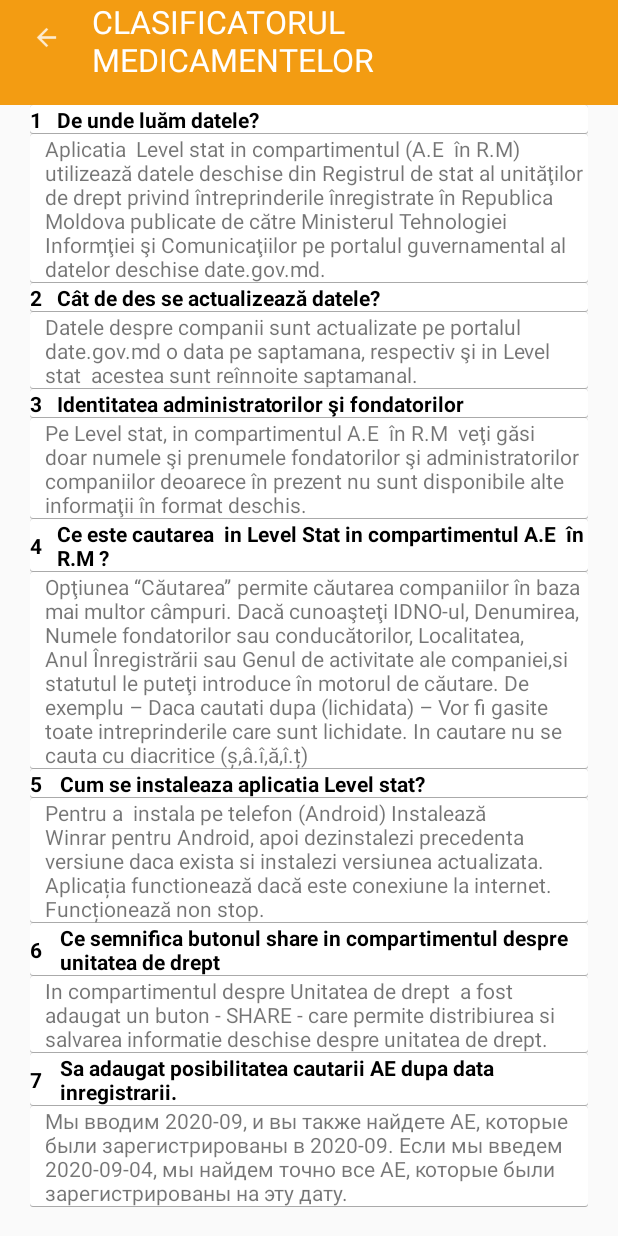
After one commit to androidacvtivity/Level_stat, an Android app: the layout helpvw_med.xml on its own in the app's theme, with its tools: preview values and no code run, on a phone screen of 412 x 824 dp. The commit adds this screen. Run offline under Robolectric (Android 15) with nearby library versions, the phone set to English and light mode, and no system bars.

Commit message:
I created class (help_medicament) and should write code in the class and add in the project.

```diff
--- /dev/null
+++ b/app/src/main/java/com/bancusoft/levelstat/Views/med/help_medicament.java
@@ -0,0 +1,4 @@
+package com.bancusoft.levelstat.Views.med;
+
+public class help_medicament {
+}
--- a/app/src/main/res/layout/activity_dashboard.xml
+++ b/app/src/main/res/layout/activity_dashboard.xml
@@ -420,7 +420,7 @@
                             android:layout_height="wrap_content"
                             android:gravity="center"
                             android:padding="5dp"
-                            android:text="despre accesarea datelor deschise a Unitaților de Drept din Rep. Moldova "
+                            android:text="despre accesarea datelor deschise si către agenţii economici implicaţi în circulaţia medicamentelor din Rep. Moldova "
                             android:textColor="@android:color/darker_gray" />
 
                     </LinearLayout>
--- /dev/null
+++ b/app/src/main/res/layout/helpvw_med.xml
@@ -0,0 +1,475 @@
+<?xml version="1.0" encoding="utf-8"?>
+<RelativeLayout
+    xmlns:android="http://schemas.android.com/apk/res/android"
+    xmlns:app="http://schemas.android.com/apk/res-auto"
+    android:orientation="vertical"
+    android:layout_width="match_parent"
+    android:layout_height="match_parent">
+
+    <RelativeLayout
+        android:id="@+id/mRelativeLayouth_h1h_vw"
+        android:layout_width="match_parent"
+        android:layout_height="50dp">
+
+        <androidx.appcompat.widget.Toolbar
+            android:id="@+id/aboutUsToolBarn_vw"
+            android:layout_width="match_parent"
+            android:layout_height="match_parent"
+            android:background="@color/colorPrimary">
+
+            <RelativeLayout
+                android:layout_width="match_parent"
+                android:layout_height="match_parent">
+
+                <ImageView
+                    android:id="@+id/mBackArrowh_vw"
+                    android:layout_width="30dp"
+                    android:layout_height="30dp"
+                    android:layout_centerVertical="true"
+                    android:padding="5dp"
+                    android:src="@drawable/ic_back_arrow" />
+
+                <TextView
+                    android:layout_width="wrap_content"
+                    android:layout_height="wrap_content"
+                    android:layout_marginStart="15dp"
+                    android:layout_marginLeft="15dp"
+                    android:layout_toRightOf="@+id/mBackArrowh_vw"
+                    android:text="CLASIFICATORUL MEDICAMENTELOR"
+                    android:textColor="@color/white"
+                    android:textSize="21sp" />
+            </RelativeLayout>
+        </androidx.appcompat.widget.Toolbar>
+
+    </RelativeLayout>
+
+    <RelativeLayout
+        android:id="@+id/mRelativeLayouth_h_vw"
+        android:layout_width="match_parent"
+        android:layout_height="20dp"
+        android:layout_below="@+id/mRelativeLayouth_h1h_vw"
+        android:background="@color/colorPrimary"/>
+    <RelativeLayout
+        android:layout_width="match_parent"
+        android:layout_height="match_parent"
+        android:layout_below="@+id/mRelativeLayouth_h_vw"
+        android:layout_marginLeft="20dp"
+        android:layout_marginRight="20dp">
+
+        <ScrollView
+            android:layout_width="match_parent"
+            android:layout_height="match_parent">
+
+            <RelativeLayout
+                android:layout_width="match_parent"
+                android:layout_height="wrap_content">
+
+
+                <RelativeLayout
+                    android:id="@+id/mRelativeLayouth_h3_h_vw"
+                    android:layout_width="match_parent"
+                    android:layout_height="wrap_content"
+                    android:background="@drawable/shadow_bottom">
+
+                    <TextView
+                        android:id="@+id/websiteLabel_h_vw"
+                        android:layout_width="wrap_content"
+                        android:layout_height="wrap_content"
+                        android:layout_centerVertical="true"
+                        android:text="1"
+                        android:textColor="@android:color/black"
+                        android:textStyle="bold" />
+
+                    <TextView
+                        android:layout_width="wrap_content"
+                        android:layout_height="wrap_content"
+                        android:layout_marginLeft="10dp"
+                        android:layout_toRightOf="@+id/websiteLabel_h_vw"
+
+                        android:text="De unde luăm datele?"
+                        android:textColor="@android:color/black"
+                        android:textStyle="bold" />
+
+
+                </RelativeLayout>
+
+
+
+                <RelativeLayout
+                    android:id="@+id/mRelativeLayouth_h4_h_vw"
+                    android:layout_width="match_parent"
+                    android:layout_height="wrap_content"
+                    android:layout_below="@+id/mRelativeLayouth_h3_h_vw"
+                    android:background="@drawable/shadow_bottom">
+
+                    <!--                    <TextView-->
+                    <!--                        android:id="@+id/currentCityLabel_h"-->
+                    <!--                        android:layout_width="wrap_content"-->
+                    <!--                        android:layout_height="wrap_content"-->
+                    <!--                        android:layout_centerVertical="true"-->
+                    <!--                        android:text="Division"-->
+                    <!--                        android:textColor="@android:color/black"-->
+                    <!--                        android:textStyle="bold" />-->
+
+                    <TextView
+                        android:layout_width="wrap_content"
+                        android:layout_height="wrap_content"
+                        android:layout_centerVertical="true"
+                        android:layout_marginLeft="10dp"
+
+                        android:text="Aplicatia  Level stat in compartimentul (A.E  în R.M) utilizează datele deschise din Registrul de stat al unităţilor de drept privind întreprinderile înregistrate în Republica Moldova publicate de către Ministerul Tehnologiei Informţiei şi Comunicaţiilor pe portalul guvernamental al datelor deschise date.gov.md. " />
+                </RelativeLayout>
+
+
+
+
+                <RelativeLayout
+                    android:id="@+id/mRelativeLayouth_h5_h_vw"
+                    android:layout_width="match_parent"
+                    android:layout_height="wrap_content"
+                    android:layout_below="@+id/mRelativeLayouth_h4_h_vw"
+                    android:background="@drawable/shadow_bottom">
+
+                    <TextView
+                        android:id="@+id/websiteLabe2_h_vw"
+                        android:layout_width="wrap_content"
+                        android:layout_height="wrap_content"
+                        android:layout_centerVertical="true"
+                        android:text="2"
+                        android:textColor="@android:color/black"
+                        android:textStyle="bold" />
+
+                    <TextView
+                        android:layout_width="wrap_content"
+                        android:layout_height="wrap_content"
+                        android:layout_marginLeft="10dp"
+                        android:layout_toRightOf="@+id/websiteLabe2_h_vw"
+
+                        android:text="Cât de des se actualizează datele?"
+                        android:textColor="@android:color/black"
+                        android:textStyle="bold" />
+
+
+                </RelativeLayout>
+
+                <RelativeLayout
+                    android:id="@+id/mRelativeLayouth_h6_h_vw"
+                    android:layout_width="match_parent"
+                    android:layout_height="wrap_content"
+                    android:layout_below="@+id/mRelativeLayouth_h5_h_vw"
+                    android:background="@drawable/shadow_bottom">
+
+                    <!--                    <TextView-->
+                    <!--                        android:id="@+id/currentCityLabel_h"-->
+                    <!--                        android:layout_width="wrap_content"-->
+                    <!--                        android:layout_height="wrap_content"-->
+                    <!--                        android:layout_centerVertical="true"-->
+                    <!--                        android:text="Division"-->
+                    <!--                        android:textColor="@android:color/black"-->
+                    <!--                        android:textStyle="bold" />-->
+
+                    <TextView
+                        android:layout_width="wrap_content"
+                        android:layout_height="wrap_content"
+                        android:layout_centerVertical="true"
+                        android:layout_marginLeft="10dp"
+
+                        android:text="Datele despre companii sunt actualizate pe portalul date.gov.md o data pe saptamana, respectiv şi in Level stat  acestea sunt reînnoite saptamanal. " />
+                </RelativeLayout>
+
+
+
+                <RelativeLayout
+                    android:id="@+id/mRelativeLayouth_h7_h_vw"
+                    android:layout_width="match_parent"
+                    android:layout_height="wrap_content"
+                    android:layout_below="@+id/mRelativeLayouth_h6_h_vw"
+                    android:background="@drawable/shadow_bottom">
+
+                    <TextView
+                        android:id="@+id/websiteLabe3_h_vw"
+                        android:layout_width="wrap_content"
+                        android:layout_height="wrap_content"
+                        android:layout_centerVertical="true"
+                        android:text="3"
+                        android:textColor="@android:color/black"
+                        android:textStyle="bold" />
+
+                    <TextView
+                        android:layout_width="wrap_content"
+                        android:layout_height="wrap_content"
+                        android:layout_marginLeft="10dp"
+                        android:layout_toRightOf="@+id/websiteLabe3_h_vw"
+
+                        android:text="Identitatea administratorilor şi fondatorilor"
+                        android:textColor="@android:color/black"
+                        android:textStyle="bold" />
+
+
+                </RelativeLayout>
+
+                <RelativeLayout
+                    android:id="@+id/mRelativeLayouth_h8_h_vw"
+                    android:layout_width="match_parent"
+                    android:layout_height="wrap_content"
+                    android:layout_below="@+id/mRelativeLayouth_h7_h_vw"
+                    android:background="@drawable/shadow_bottom">
+
+                    <!--                    <TextView-->
+                    <!--                        android:id="@+id/currentCityLabel_h"-->
+                    <!--                        android:layout_width="wrap_content"-->
+                    <!--                        android:layout_height="wrap_content"-->
+                    <!--                        android:layout_centerVertical="true"-->
+                    <!--                        android:text="Division"-->
+                    <!--                        android:textColor="@android:color/black"-->
+                    <!--                        android:textStyle="bold" />-->
+
+                    <TextView
+                        android:layout_width="wrap_content"
+                        android:layout_height="wrap_content"
+                        android:layout_centerVertical="true"
+                        android:layout_marginLeft="10dp"
+
+                        android:text="Pe Level stat, in compartimentul A.E  în R.M  veţi găsi doar numele şi prenumele fondatorilor şi administratorilor companiilor deoarece în prezent nu sunt disponibile alte informaţii în format deschis. " />
+                </RelativeLayout>
+
+                <RelativeLayout
+                    android:id="@+id/mRelativeLayouth_h9_h_vw"
+                    android:layout_width="match_parent"
+                    android:layout_height="wrap_content"
+                    android:layout_below="@+id/mRelativeLayouth_h8_h_vw"
+                    android:background="@drawable/shadow_bottom">
+
+                    <TextView
+                        android:id="@+id/websiteLabe4_h_vw"
+                        android:layout_width="wrap_content"
+                        android:layout_height="wrap_content"
+                        android:layout_centerVertical="true"
+                        android:text="4"
+                        android:textColor="@android:color/black"
+                        android:textStyle="bold" />
+
+                    <TextView
+                        android:layout_width="wrap_content"
+                        android:layout_height="wrap_content"
+                        android:layout_marginLeft="10dp"
+                        android:layout_toRightOf="@+id/websiteLabe4_h_vw"
+
+                        android:text="Ce este cautarea  in Level Stat in compartimentul A.E  în R.M ?"
+                        android:textColor="@android:color/black"
+                        android:textStyle="bold" />
+
+
+                </RelativeLayout>
+
+                <RelativeLayout
+                    android:id="@+id/mRelativeLayouth_h10_h_vw"
+                    android:layout_width="match_parent"
+                    android:layout_height="wrap_content"
+                    android:layout_below="@+id/mRelativeLayouth_h9_h_vw"
+                    android:background="@drawable/shadow_bottom">
+
+                    <!--                    <TextView-->
+                    <!--                        android:id="@+id/currentCityLabel_h"-->
+                    <!--                        android:layout_width="wrap_content"-->
+                    <!--                        android:layout_height="wrap_content"-->
+                    <!--                        android:layout_centerVertical="true"-->
+                    <!--                        android:text="Division"-->
+                    <!--                        android:textColor="@android:color/black"-->
+                    <!--                        android:textStyle="bold" />-->
+
+                    <TextView
+                        android:layout_width="wrap_content"
+                        android:layout_height="wrap_content"
+                        android:layout_centerVertical="true"
+                        android:layout_marginLeft="10dp"
+
+                        android:text="Opţiunea “Căutarea” permite căutarea companiilor în baza mai multor câmpuri. Dacă cunoaşteţi IDNO-ul, Denumirea, Numele fondatorilor sau conducătorilor, Localitatea, Anul Înregistrării sau Genul de activitate ale companiei,si statutul le puteţi introduce în motorul de căutare.
+De exemplu – Daca cautati dupa (lichidata) – Vor fi gasite toate intreprinderile care sunt lichidate.
+In cautare nu se cauta cu diacritice (ș,â.î,ă,î.ț)
+ " />
+                </RelativeLayout>
+
+                <RelativeLayout
+                    android:id="@+id/mRelativeLayouth_h11_h"
+                    android:layout_width="match_parent"
+                    android:layout_height="wrap_content"
+                    android:layout_below="@+id/mRelativeLayouth_h10_h_vw"
+                    android:background="@drawable/shadow_bottom">
+
+                    <TextView
+                        android:id="@+id/websiteLabe5_h"
+                        android:layout_width="wrap_content"
+                        android:layout_height="wrap_content"
+                        android:layout_centerVertical="true"
+                        android:text="5"
+                        android:textColor="@android:color/black"
+                        android:textStyle="bold" />
+
+                    <TextView
+                        android:layout_width="wrap_content"
+                        android:layout_height="wrap_content"
+                        android:layout_marginLeft="12dp"
+                        android:layout_toRightOf="@+id/websiteLabe5_h"
+
+                        android:text="Cum se instaleaza aplicatia Level stat?"
+                        android:textColor="@android:color/black"
+                        android:textStyle="bold" />
+
+
+                </RelativeLayout>
+
+
+
+
+
+                <RelativeLayout
+                    android:id="@+id/mRelativeLayouth_h12_h"
+                    android:layout_width="match_parent"
+                    android:layout_height="wrap_content"
+                    android:layout_below="@+id/mRelativeLayouth_h11_h"
+                    android:background="@drawable/shadow_bottom">
+
+                    <!--                    <TextView-->
+                    <!--                        android:id="@+id/currentCityLabel_h"-->
+                    <!--                        android:layout_width="wrap_content"-->
+                    <!--                        android:layout_height="wrap_content"-->
+                    <!--                        android:layout_centerVertical="true"-->
+                    <!--                        android:text="Division"-->
+                    <!--                        android:textColor="@android:color/black"-->
+                    <!--                        android:textStyle="bold" />-->
+
+                    <TextView
+                        android:layout_width="wrap_content"
+                        android:layout_height="wrap_content"
+                        android:layout_centerVertical="true"
+                        android:layout_marginLeft="10dp"
+
+                        android:text="Pentru a  instala pe telefon (Android) Instalează Winrar pentru Android, apoi dezinstalezi precedenta versiune daca exista si instalezi versiunea actualizata. Aplicația functionează dacă este conexiune la internet. Funcționează non stop." />
+                </RelativeLayout>
+
+
+
+                <RelativeLayout
+                    android:id="@+id/mRelativeLayouth_h13_h"
+                    android:layout_width="match_parent"
+                    android:layout_height="wrap_content"
+                    android:layout_below="@+id/mRelativeLayouth_h12_h"
+                    android:background="@drawable/shadow_bottom">
+
+                    <TextView
+                        android:id="@+id/websiteLabe6_h"
+                        android:layout_width="wrap_content"
+                        android:layout_height="wrap_content"
+                        android:layout_centerVertical="true"
+                        android:text="6"
+                        android:textColor="@android:color/black"
+                        android:textStyle="bold" />
+
+                    <TextView
+                        android:layout_width="wrap_content"
+                        android:layout_height="wrap_content"
+                        android:layout_marginLeft="12dp"
+                        android:layout_toRightOf="@+id/websiteLabe6_h"
+
+                        android:text="Ce semnifica butonul share in compartimentul despre unitatea de drept"
+                        android:textColor="@android:color/black"
+                        android:textStyle="bold" />
+
+
+                </RelativeLayout>
+
+
+
+                <RelativeLayout
+                    android:id="@+id/mRelativeLayouth_h14_h"
+                    android:layout_width="match_parent"
+                    android:layout_height="wrap_content"
+                    android:layout_below="@+id/mRelativeLayouth_h13_h"
+                    android:background="@drawable/shadow_bottom">
+
+                    <!--                    <TextView-->
+                    <!--                        android:id="@+id/currentCityLabel_h"-->
+                    <!--                        android:layout_width="wrap_content"-->
+                    <!--                        android:layout_height="wrap_content"-->
+                    <!--                        android:layout_centerVertical="true"-->
+                    <!--                        android:text="Division"-->
+                    <!--                        android:textColor="@android:color/black"-->
+                    <!--                        android:textStyle="bold" />-->
+
+                    <TextView
+                        android:layout_width="wrap_content"
+                        android:layout_height="wrap_content"
+                        android:layout_centerVertical="true"
+                        android:layout_marginLeft="10dp"
+
+                        android:text="In compartimentul despre Unitatea de drept  a fost adaugat un buton - SHARE - care permite distribiurea si salvarea informatie deschise despre unitatea de drept." />
+                </RelativeLayout>
+
+
+
+
+
+
+                <RelativeLayout
+                    android:id="@+id/mRelativeLayouth_h15_h"
+                    android:layout_width="match_parent"
+                    android:layout_height="wrap_content"
+                    android:layout_below="@+id/mRelativeLayouth_h14_h"
+                    android:background="@drawable/shadow_bottom">
+
+                    <TextView
+                        android:id="@+id/websiteLabe7_h"
+                        android:layout_width="wrap_content"
+                        android:layout_height="wrap_content"
+                        android:layout_centerVertical="true"
+                        android:text="7"
+                        android:textColor="@android:color/black"
+                        android:textStyle="bold" />
+
+                    <TextView
+                        android:layout_width="wrap_content"
+                        android:layout_height="wrap_content"
+                        android:layout_marginLeft="12dp"
+                        android:layout_toRightOf="@+id/websiteLabe7_h"
+
+                        android:text="Sa adaugat posibilitatea cautarii AE dupa data inregistrarii."
+                        android:textColor="@android:color/black"
+                        android:textStyle="bold" />
+
+
+                </RelativeLayout>
+
+                <RelativeLayout
+                    android:id="@+id/mRelativeLayouth_h16_h"
+                    android:layout_width="match_parent"
+                    android:layout_height="wrap_content"
+                    android:layout_below="@+id/mRelativeLayouth_h15_h"
+                    android:background="@drawable/shadow_bottom">
+
+                    <!--                    <TextView-->
+                    <!--                        android:id="@+id/currentCityLabel_h"-->
+                    <!--                        android:layout_width="wrap_content"-->
+                    <!--                        android:layout_height="wrap_content"-->
+                    <!--                        android:layout_centerVertical="true"-->
+                    <!--                        android:text="Division"-->
+                    <!--                        android:textColor="@android:color/black"-->
+                    <!--                        android:textStyle="bold" />-->
+
+                    <TextView
+                        android:layout_width="wrap_content"
+                        android:layout_height="wrap_content"
+                        android:layout_centerVertical="true"
+                        android:layout_marginLeft="10dp"
+
+                        android:text="Мы вводим 2020-09, и вы также найдете AE, которые были зарегистрированы в 2020-09. Если мы введем 2020-09-04, мы найдем точно все AE, которые были зарегистрированы на эту дату." />
+                </RelativeLayout>
+
+
+
+            </RelativeLayout>
+        </ScrollView>
+    </RelativeLayout>
+
+
+</RelativeLayout>
```
